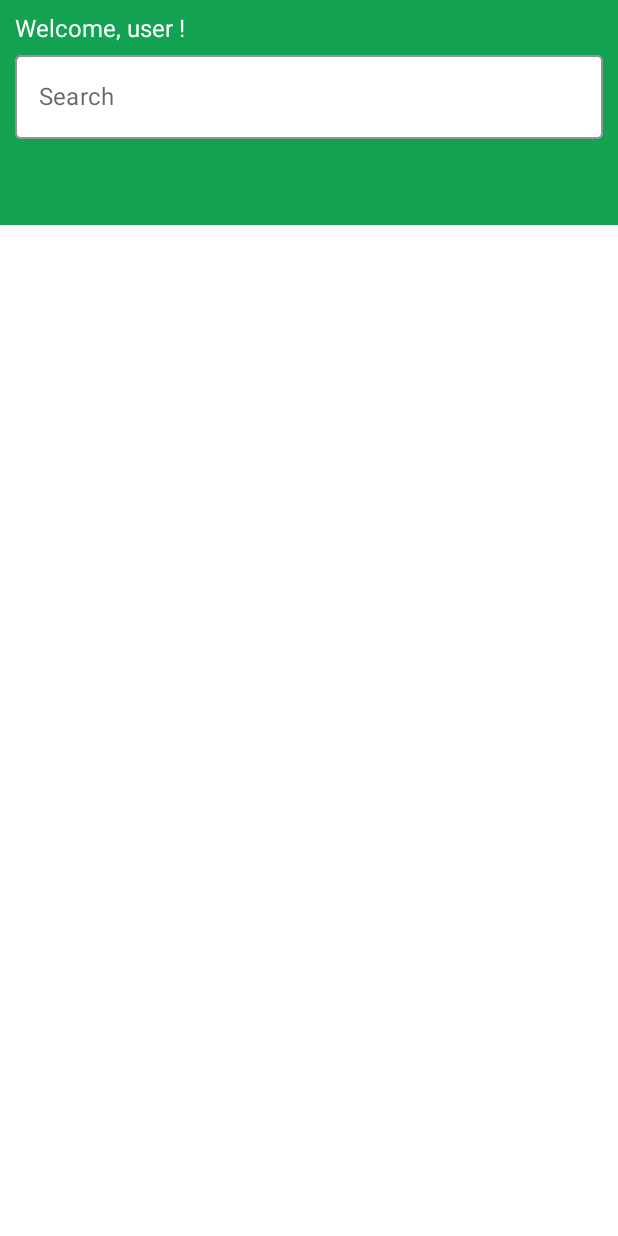
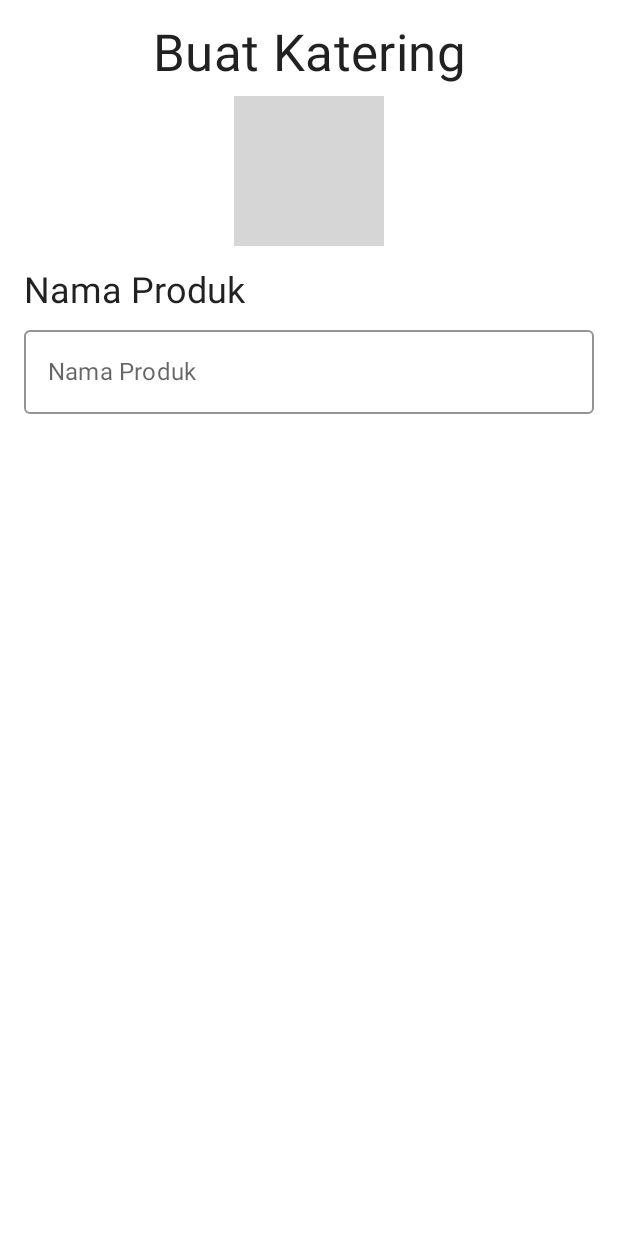
Before and after one commit to greatdesigners12/e-cathering, an Android app built with Jetpack Compose: the screen it shows after launch (MainActivity), on a phone screen of 412 x 824 dp. Run offline under Robolectric (Android 15) with nearby library versions, the light colour scheme and no system bars; our stand-ins replace Dagger/Hilt's generated code; libraries missing offline, so code that uses them is left out: com.pusher.client; grey boxes are pictures that could not be loaded.

Commit message:
UI part1

```diff
--- a/app/src/main/AndroidManifest.xml
+++ b/app/src/main/AndroidManifest.xml
@@ -2,6 +2,7 @@
 <manifest xmlns:android="http://schemas.android.com/apk/res/android"
     xmlns:tools="http://schemas.android.com/tools">
     <uses-permission android:name="android.permission.INTERNET"/>
+    <uses-permission android:name="android.permission.CAMERA" />
     <application
         android:name=".AndroidApplication"
         android:allowBackup="true"
@@ -13,6 +14,7 @@
         android:supportsRtl="true"
         android:theme="@style/Theme.Ecathering"
         tools:targetApi="31">
+
         <activity
             android:name=".MainActivity"
             android:exported="true"
--- a/app/src/main/java/com/training/e_cathering/Components/InputField.kt
+++ b/app/src/main/java/com/training/e_cathering/Components/InputField.kt
@@ -1,7 +1,15 @@
 package com.training.e_cathering.Components
 
+import android.net.Uri
+import androidx.activity.compose.rememberLauncherForActivityResult
+import androidx.activity.result.contract.ActivityResultContracts
+import androidx.compose.foundation.Image
 import androidx.compose.foundation.background
+import androidx.compose.foundation.clickable
 import androidx.compose.foundation.layout.fillMaxWidth
+import androidx.compose.foundation.layout.height
+import androidx.compose.foundation.layout.size
+import androidx.compose.foundation.shape.CircleShape
 import androidx.compose.foundation.text.KeyboardOptions
 import androidx.compose.material.MaterialTheme
 import androidx.compose.material.OutlinedTextField
@@ -9,8 +17,12 @@ import androidx.compose.material.Text
 import androidx.compose.material.TextFieldDefaults
 import androidx.compose.runtime.Composable
 import androidx.compose.ui.Modifier
+import androidx.compose.ui.draw.clip
 import androidx.compose.ui.graphics.Color
+import androidx.compose.ui.layout.ContentScale
 import androidx.compose.ui.text.input.KeyboardType
+import androidx.compose.ui.unit.dp
+import coil.compose.rememberImagePainter
 
 @Composable
 fun basicInputField(label : String, inputValue : String, keyboardType: KeyboardType = KeyboardType.Text, onValueChanged : (String) -> Unit){
@@ -18,3 +30,32 @@ fun basicInputField(label : String, inputValue : String, keyboardType: KeyboardT
         backgroundColor = MaterialTheme.colors.background
     ))
 }
+@Composable
+fun textInputField(label : String, inputValue : String, keyboardType: KeyboardType = KeyboardType.Text, onValueChanged : (String) -> Unit){
+    OutlinedTextField(value = inputValue, onValueChanged, singleLine = false, label= { Text(label) }, modifier = Modifier.fillMaxWidth().height(150.dp), keyboardOptions = KeyboardOptions(keyboardType = keyboardType), colors = TextFieldDefaults.textFieldColors(
+        backgroundColor = MaterialTheme.colors.background
+    ))
+}
+@Composable
+fun ImagePickerView(
+    modifier: Modifier = Modifier,
+    lastSelectedImage: Uri?,
+    onSelection: (Uri?) -> Unit
+) {
+    val galleryLauncher = rememberLauncherForActivityResult(
+        ActivityResultContracts.GetContent()) {
+        onSelection(it)
+    }
+    Image(
+        modifier = modifier
+            .size(100.dp)
+            .clip(CircleShape)
+            .background(Color.LightGray)
+            .clickable {
+                galleryLauncher.launch("image/*")
+            },
+        painter = rememberImagePainter(lastSelectedImage),
+        contentDescription = "Profile Picture",
+        contentScale = ContentScale.Crop
+    )
+}
--- a/app/src/main/java/com/training/e_cathering/Navigation/AppNavigation.kt
+++ b/app/src/main/java/com/training/e_cathering/Navigation/AppNavigation.kt
@@ -4,6 +4,9 @@ import androidx.compose.runtime.Composable
 import androidx.navigation.compose.NavHost
 import androidx.navigation.compose.composable
 import androidx.navigation.compose.rememberNavController
+import com.training.e_cathering.Screens.CreateCatheringScreen.CreateCatheringScreen
+import com.training.e_cathering.Screens.CreateFrozenFoodScreen.CreateFrozenFoodScreen
+import com.training.e_cathering.Screens.CreateProductScreen.CreateProductScreen
 import com.training.e_cathering.Screens.HomeScreen.HomeScreenActivity
 import com.training.e_cathering.Screens.LoginScreen.LoginScreenActivity
 import com.training.e_cathering.Screens.SplashScreenActivity
@@ -11,7 +14,7 @@ import com.training.e_cathering.Screens.SplashScreenActivity
 @Composable
 fun AppNavigation() {
     val navController = rememberNavController()
-    NavHost(navController=navController, startDestination = NavigationEnum.HomeScreenActivity.name){
+    NavHost(navController=navController, startDestination = NavigationEnum.CreateCatheringActivity.name){
         composable(NavigationEnum.SplashScreenActivity.name){
             SplashScreenActivity(navController)
         }
@@ -23,5 +26,14 @@ fun AppNavigation() {
         composable(NavigationEnum.HomeScreenActivity.name){
             HomeScreenActivity()
         }
+        composable(NavigationEnum.CreateProductActivity.name){
+            CreateProductScreen()
+        }
+        composable(NavigationEnum.CreateFrozenFoodActivity.name){
+            CreateFrozenFoodScreen()
+        }
+        composable(NavigationEnum.CreateCatheringActivity.name){
+            CreateCatheringScreen()
+        }
     }
 }
--- a/app/src/main/java/com/training/e_cathering/Navigation/NavigationEnum.kt
+++ b/app/src/main/java/com/training/e_cathering/Navigation/NavigationEnum.kt
@@ -3,5 +3,8 @@ package com.training.e_cathering.Navigation
 enum class NavigationEnum {
     SplashScreenActivity,
     LoginScreenActivity,
-    HomeScreenActivity
+    HomeScreenActivity,
+    CreateProductActivity,
+    CreateFrozenFoodActivity,
+    CreateCatheringActivity
 }
--- /dev/null
+++ b/app/src/main/java/com/training/e_cathering/Screens/CreateCatheringScreen/CreateCatheringScreen.kt
@@ -0,0 +1,74 @@
+package com.training.e_cathering.Screens.CreateCatheringScreen
+
+import android.net.Uri
+import androidx.compose.foundation.layout.*
+import androidx.compose.material.Checkbox
+import androidx.compose.material.MaterialTheme
+import androidx.compose.material.Text
+import androidx.compose.runtime.Composable
+import androidx.compose.runtime.mutableStateOf
+import androidx.compose.runtime.remember
+import androidx.compose.ui.Alignment
+import androidx.compose.ui.Modifier
+import androidx.compose.ui.platform.LocalContext
+import androidx.compose.ui.text.style.TextAlign
+import androidx.compose.ui.unit.dp
+import com.training.e_cathering.Components.ImagePickerView
+import com.training.e_cathering.Components.basicInputField
+
+
+@Composable
+fun CreateCatheringScreen(){
+
+    val inputNamaProduk = remember{
+        mutableStateOf("")
+    }
+    val inputHargaProduk = remember{
+        mutableStateOf("")
+    }
+    val inputDeskripsiProduk = remember{
+        mutableStateOf("")
+    }
+    val harianIsChecked = remember {
+        mutableStateOf(false)
+    }
+    val mingguanIsChecked = remember {
+        mutableStateOf(false)
+    }
+    val BulananIsChecked = remember {
+        mutableStateOf(false)
+    }
+
+    val pickedImage = remember{ mutableStateOf<Uri?>(null) }
+    Column(modifier = Modifier.fillMaxSize()) {
+        val mContext = LocalContext.current
+        Box(contentAlignment = Alignment.Center, modifier = Modifier
+            .fillMaxWidth()
+            .padding(top = 16.dp, bottom = 8.dp))
+        {
+            Text(text = "Buat Katering", textAlign = TextAlign.Center, style= MaterialTheme.typography.h4)
+
+        }
+        ImagePickerView(
+            modifier = Modifier.align(Alignment.CenterHorizontally),
+            lastSelectedImage = pickedImage.value,
+            onSelection = {
+                pickedImage.value = it
+            }
+        )
+        Box( modifier = Modifier
+            .fillMaxWidth()
+            .padding(top = 16.dp, bottom = 4.dp, start = 16.dp, end = 16.dp)){
+            Text(text = "Nama Produk", style= MaterialTheme.typography.h5)
+        }
+        Box( modifier = Modifier
+            .fillMaxWidth()
+            .padding(top = 0.dp, bottom = 8.dp, start = 16.dp, end = 16.dp)){
+            basicInputField(label = "Nama Produk", inputValue = inputNamaProduk.value){
+                inputNamaProduk.value=it
+            }
+        }
+
+
+    }
+}
--- /dev/null
+++ b/app/src/main/java/com/training/e_cathering/Screens/CreateCatheringScreen/CreateCatheringViewModel.kt
@@ -0,0 +1,4 @@
+package com.training.e_cathering.Screens.CreateCatheringScreen
+
+class CreateCatheringViewModel {
+}
--- /dev/null
+++ b/app/src/main/java/com/training/e_cathering/Screens/CreateFrozenFoodScreen/CreateFrozenFoodViewModel.kt
@@ -0,0 +1,4 @@
+package com.training.e_cathering.Screens.CreateFrozenFoodScreen
+
+class CreateFrozenFoodViewModel {
+}
--- /dev/null
+++ b/app/src/main/java/com/training/e_cathering/Screens/CreateProductScreen/CreateProductViewModel.kt
@@ -0,0 +1,4 @@
+package com.training.e_cathering.Screens.CreateProductScreen
+
+class CreateProductViewModel {
+}
```
Also changed, not shown: app/build.gradle (+9 -4 lines), app/src/main/java/com/training/e_cathering/Screens/CreateFrozenFoodScreen/CreateFrozenFoodScreen.kt (added, +98 -0 lines), app/src/main/java/com/training/e_cathering/Screens/CreateProductScreen/CreateProductScreen.kt (added, +102 -0 lines), build.gradle (+31 -0 lines).
